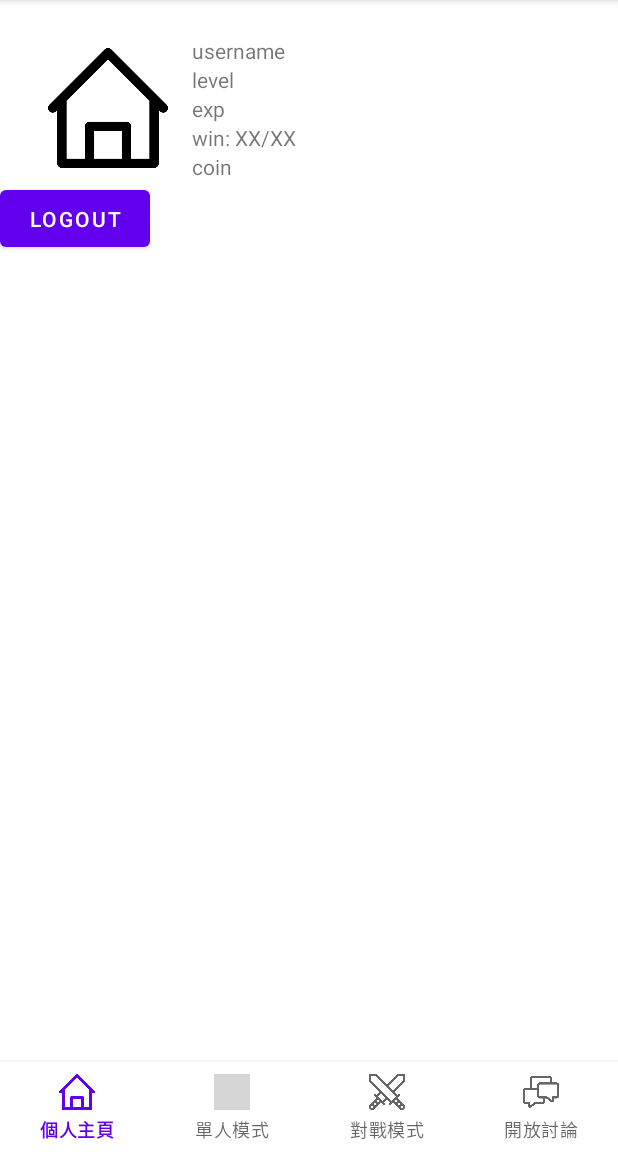
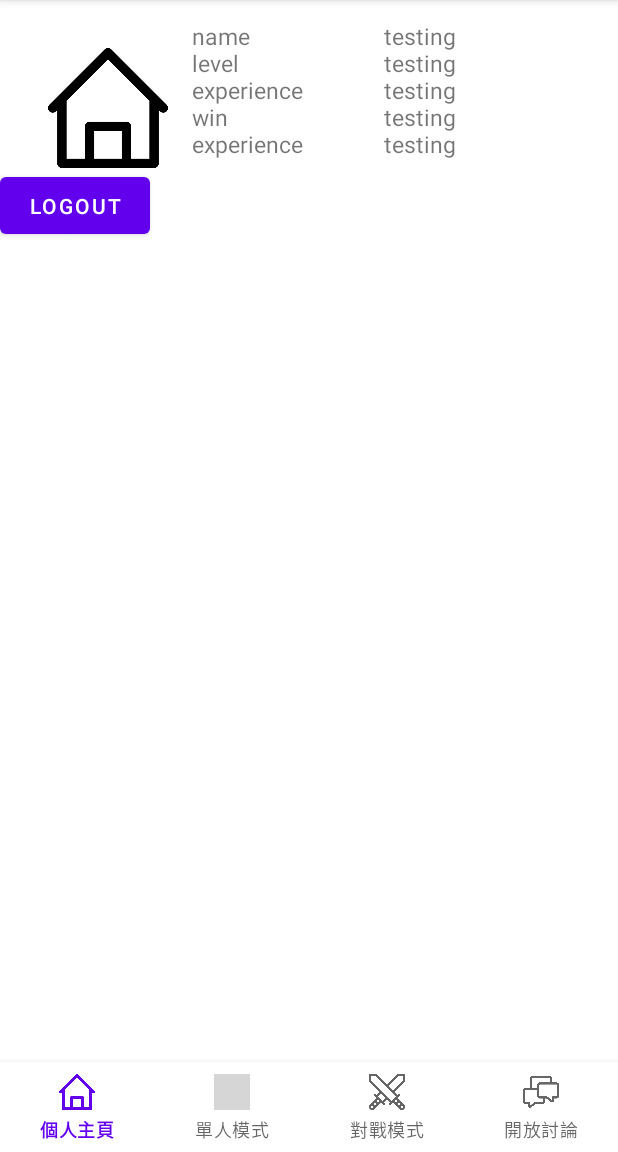
Before and after one commit to panliu0310/Quizdle, an Android app: the screen it shows after launch once a user with an empty profile is signed in (MainActivity), on a phone screen of 412 x 824 dp, the part 84-1236 px from its top. Run offline under Robolectric (Android 15) with nearby library versions, the phone set to English and light mode, and no system bars; our stand-ins replace Firebase (no records; nobody signed in at launch, a user with empty details on screens opened directly); grey boxes are pictures that could not be loaded.

Commit message:
create custom view ProfilePairView

```diff
--- /dev/null
+++ b/app/src/main/java/edu/cuhk/csci3310/quizdle/customview/ProfilePairView.java
@@ -0,0 +1,49 @@
+package edu.cuhk.csci3310.quizdle.customview;
+
+import android.content.Context;
+import android.content.res.TypedArray;
+import android.util.AttributeSet;
+import android.view.View;
+import android.widget.TextView;
+
+import androidx.annotation.Nullable;
+import androidx.constraintlayout.widget.ConstraintLayout;
+
+import edu.cuhk.csci3310.quizdle.R;
+
+public class ProfilePairView extends ConstraintLayout {
+
+    TextView tvName;
+    TextView tvContent;
+    private final String name;
+    private String content;
+
+    public ProfilePairView(Context context, @Nullable AttributeSet attrs) {
+        super(context, attrs);
+
+        View.inflate(context,R.layout.view_profile_pair,this);
+        tvName = findViewById(R.id.tv_name);
+        tvContent = findViewById(R.id.tv_content);
+
+        TypedArray a = context.getTheme().obtainStyledAttributes(
+                attrs,
+                R.styleable.ProfilePairView,
+                0, 0);
+        try {
+            name = a.getString(R.styleable.ProfilePairView_profileName);
+        } finally {
+            a.recycle();
+        }
+        fetchProfileFromFirestore();
+        setField();
+    }
+
+    private void setField(){
+        tvName.setText(name);
+        tvContent.setText(content);
+    }
+
+    public void fetchProfileFromFirestore(){
+        content = "testing";
+    }
+}
--- a/app/src/main/res/layout/fragment_home.xml
+++ b/app/src/main/res/layout/fragment_home.xml
@@ -31,51 +31,45 @@
                 app:layout_constraintStart_toStartOf="parent"
                 app:layout_constraintTop_toTopOf="parent"/>
 
-            <TextView
-                android:id="@+id/tv_username"
+            <edu.cuhk.csci3310.quizdle.customview.ProfilePairView
+                android:id="@+id/ppv_name"
                 android:layout_width="0dp"
                 android:layout_height="wrap_content"
-                android:layout_marginTop="8dp"
-                android:layout_marginStart="@dimen/marginstart_common"
-                android:text="username"
+                app:profileName="name"
                 app:layout_constraintStart_toEndOf="@id/iv_icon"
                 app:layout_constraintTop_toTopOf="parent"/>
 
-            <TextView
-                android:id="@+id/tv_level"
+            <edu.cuhk.csci3310.quizdle.customview.ProfilePairView
+                android:id="@+id/ppv_level"
                 android:layout_width="0dp"
                 android:layout_height="wrap_content"
-                android:layout_marginStart="@dimen/marginstart_common"
-                android:text="level"
+                app:profileName="level"
                 app:layout_constraintStart_toEndOf="@id/iv_icon"
-                app:layout_constraintTop_toBottomOf="@+id/tv_username"/>
+                app:layout_constraintTop_toBottomOf="@id/ppv_name"/>
 
-            <TextView
-                android:id="@+id/tv_experience"
+            <edu.cuhk.csci3310.quizdle.customview.ProfilePairView
+                android:id="@+id/ppv_experience"
                 android:layout_width="0dp"
                 android:layout_height="wrap_content"
-                android:layout_marginStart="@dimen/marginstart_common"
-                android:text="exp"
+                app:profileName="experience"
                 app:layout_constraintStart_toEndOf="@id/iv_icon"
-                app:layout_constraintTop_toBottomOf="@+id/tv_level"/>
+                app:layout_constraintTop_toBottomOf="@id/ppv_level"/>
 
-            <TextView
-                android:id="@+id/tv_win"
+            <edu.cuhk.csci3310.quizdle.customview.ProfilePairView
+                android:id="@+id/ppv_win"
                 android:layout_width="0dp"
                 android:layout_height="wrap_content"
-                android:layout_marginStart="@dimen/marginstart_common"
-                android:text="win: XX/XX"
+                app:profileName="win"
                 app:layout_constraintStart_toEndOf="@id/iv_icon"
-                app:layout_constraintTop_toBottomOf="@+id/tv_experience"/>
+                app:layout_constraintTop_toBottomOf="@id/ppv_experience"/>
 
-            <TextView
-                android:id="@+id/tv_coin"
+            <edu.cuhk.csci3310.quizdle.customview.ProfilePairView
+                android:id="@+id/ppv_coin"
                 android:layout_width="0dp"
                 android:layout_height="wrap_content"
-                android:layout_marginStart="@dimen/marginstart_common"
-                android:text="coin"
+                app:profileName="experience"
                 app:layout_constraintStart_toEndOf="@id/iv_icon"
-                app:layout_constraintTop_toBottomOf="@+id/tv_win"/>
+                app:layout_constraintTop_toBottomOf="@id/ppv_win"/>
 
         </androidx.constraintlayout.widget.ConstraintLayout>
 
--- /dev/null
+++ b/app/src/main/res/layout/view_profile_pair.xml
@@ -0,0 +1,29 @@
+<?xml version="1.0" encoding="utf-8"?>
+<androidx.constraintlayout.widget.ConstraintLayout
+    xmlns:android="http://schemas.android.com/apk/res/android"
+    xmlns:app="http://schemas.android.com/apk/res-auto"
+    android:layout_width="match_parent"
+    android:layout_height="match_parent">
+
+    <TextView
+        android:id="@+id/tv_name"
+        style="@style/textStyle"
+        android:layout_width="120dp"
+        android:layout_height="wrap_content"
+        android:layout_marginStart="@dimen/marginstart_common"
+        app:layout_constraintBottom_toBottomOf="parent"
+        app:layout_constraintStart_toStartOf="parent"
+        app:layout_constraintTop_toTopOf="parent"/>
+
+    <TextView
+        android:id="@+id/tv_content"
+        style="@style/textStyle"
+        android:layout_width="180dp"
+        android:layout_height="wrap_content"
+        android:layout_marginStart="8dp"
+        android:layout_gravity="center_vertical"
+        app:layout_constraintBottom_toBottomOf="parent"
+        app:layout_constraintStart_toEndOf="@id/tv_name"
+        app:layout_constraintTop_toTopOf="parent"/>
+
+</androidx.constraintlayout.widget.ConstraintLayout>
--- /dev/null
+++ b/app/src/main/res/values/attr.xml
@@ -0,0 +1,9 @@
+<?xml version="1.0" encoding="utf-8"?>
+<resources>
+    <declare-styleable name="ProfilePairView">
+        <attr name="profileName"/>
+    </declare-styleable>
+
+    <attr name="profileName" format="string"/>
+
+</resources>
--- /dev/null
+++ b/app/src/main/res/values/style.xml
@@ -0,0 +1,25 @@
+<?xml version="1.0" encoding="utf-8"?>
+<resources>
+    <style name="textStyle">
+        <item name="android:fontFamily">sans-serif</item>
+        <item name="android:textSize">15dp</item>
+        <item name="android:color">@color/black</item>
+        <item name="android:includeFontPadding">false</item>
+    </style>
+
+    <style name="textStyle.12">
+        <item name="android:textSize">12dp</item>
+    </style>
+
+    <style name="textStyle.12.Primary">
+        <item name="android:textColor">@color/colorPrimary</item>
+    </style>
+
+    <style name="textStyle.13">
+        <item name="android:textSize">13dp</item>
+    </style>
+
+    <style name="textStyle.13.Primary">
+        <item name="android:textColor">@color/colorPrimary</item>
+    </style>
+</resources>
```
